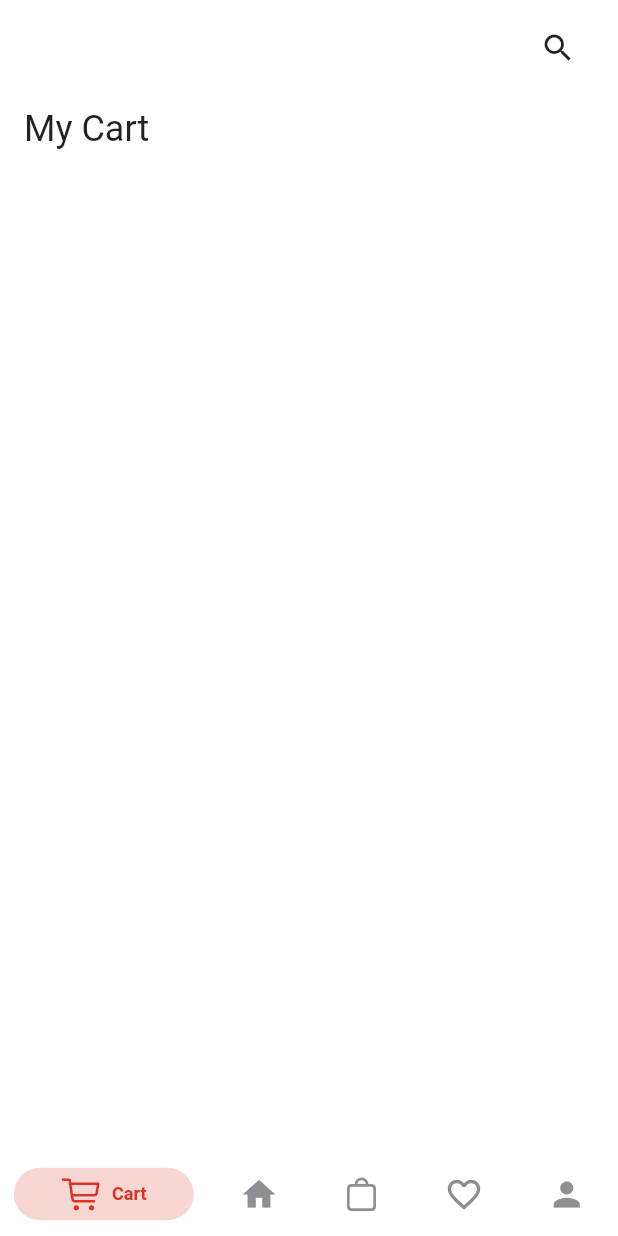
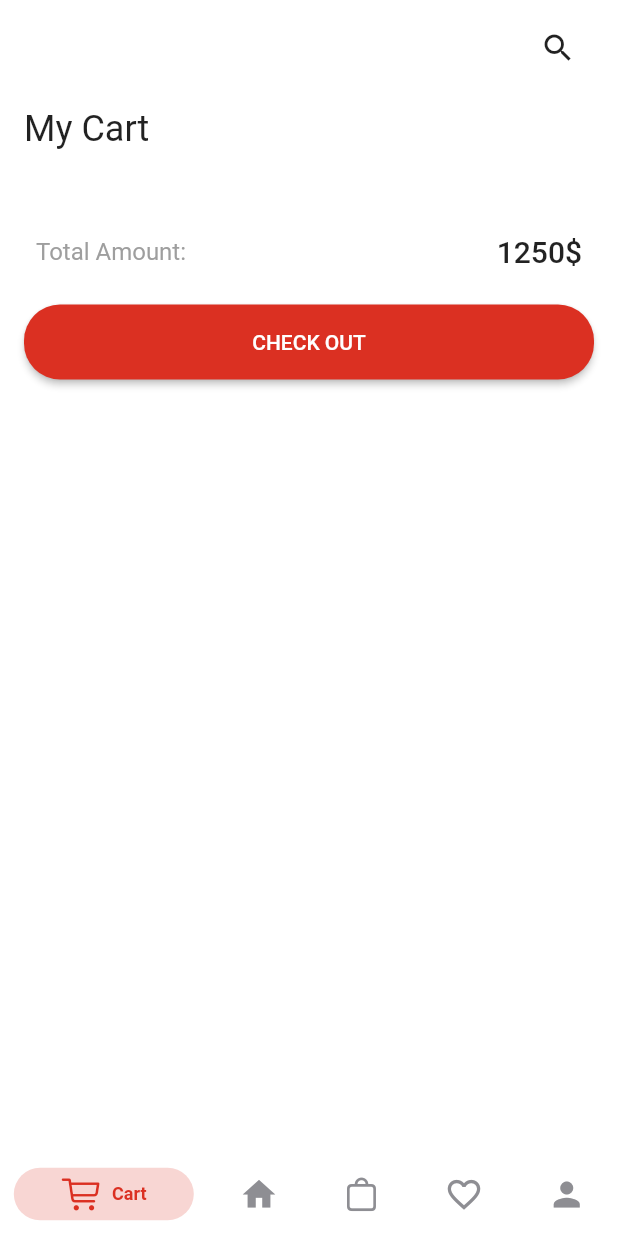
Before and after one commit to tareksmart/tE-Commerce, a Flutter app: the screen it shows once a user with an empty profile is signed in, on a phone screen of 412 x 824 dp. Run offline on Flutter 3.47's test engine with Material 2 defaults, Android fonts, the phone set to English and light mode, and no system bars; drawn by our look-alikes of persistent_bottom_nav_bar_v2; our stand-ins replace cloud_firestore, firebase_auth, firebase_core, flutter_rating_bar; accounts and stored records are empty.

Commit message:
check out button

```diff
--- a/lib/views/pages/cart_page.dart
+++ b/lib/views/pages/cart_page.dart
@@ -1,6 +1,7 @@
 import 'package:ecommerce/models/addToCartModel.dart';
 import 'package:ecommerce/services/database_controller.dart';
 import 'package:ecommerce/views/widgets/card_list_item.dart';
+import 'package:ecommerce/views/widgets/main_button.dart';
 import 'package:flutter/material.dart';
 import 'package:provider/provider.dart';
 
@@ -9,16 +10,17 @@ class CartPage extends StatelessWidget {
 
   @override
   Widget build(BuildContext context) {
-    final database=Provider.of<Database>(context);
+    final database = Provider.of<Database>(context);
     return SafeArea(
       child: StreamBuilder<List<AddToCartModel>>(
         stream: database.myProductsCart(),
-        builder: (context,snapShot){
-          if(snapShot.connectionState==ConnectionState.active){
-            final cartItems=snapShot.data;
+        builder: (context, snapShot) {
+          if (snapShot.connectionState == ConnectionState.active) {
+            final cartItems = snapShot.data;
             return SingleChildScrollView(
               child: Padding(
-                padding: const EdgeInsets.symmetric(horizontal: 16.0, vertical: 8),
+                padding:
+                    const EdgeInsets.symmetric(horizontal: 16.0, vertical: 8),
                 child: Column(
                   crossAxisAlignment: CrossAxisAlignment.start,
                   children: [
@@ -26,7 +28,8 @@ class CartPage extends StatelessWidget {
                       mainAxisAlignment: MainAxisAlignment.spaceBetween,
                       children: [
                         const SizedBox.shrink(),
-                        IconButton(onPressed: () {}, icon: const Icon(Icons.search)),
+                        IconButton(
+                            onPressed: () {}, icon: const Icon(Icons.search)),
                       ],
                     ),
                     const SizedBox(
@@ -36,28 +39,66 @@ class CartPage extends StatelessWidget {
                       'My Cart',
                       style: Theme.of(context).textTheme.headline5,
                     ),
-                   const SizedBox(height: 16,),
-                    if(cartItems==null&&cartItems!.isEmpty)
-                      const Center(child: Text('no items available'),) ,
-                    const SizedBox(height: 8,),
+                    const SizedBox(
+                      height: 16,
+                    ),
+                    if (cartItems == null && cartItems!.isEmpty)
+                      const Center(
+                        child: Text('no items available'),
+                      ),
+                    const SizedBox(
+                      height: 8,
+                    ),
                     ListView.builder(
-                      shrinkWrap: true,
+                        shrinkWrap: true,
                         physics: NeverScrollableScrollPhysics(),
                         itemCount: cartItems!.length,
                         itemBuilder: (context, int index) {
                           return CartListItem(cartItem: cartItems[index]);
-                        })
+                        }),
+                    const SizedBox(
+                      height: 16,
+                    ),
+                    Padding(
+                      padding: const EdgeInsets.symmetric(
+                          horizontal: 8.0, vertical: 16),
+                      child: Row(
+                        mainAxisAlignment: MainAxisAlignment.spaceBetween,
+                        children: [
+                          Text(
+                            'Total Amount:',
+                            style: Theme.of(context)
+                                .textTheme
+                                .subtitle1!
+                                .copyWith(color: Colors.grey),
+                          ),
+                          Text(
+                            '1250\$',
+                            style: Theme.of(context).textTheme.headline6,
+                          ),
+                        ],
+                      ),
+                    ),
+                    const SizedBox(
+                      height: 8,
+                    ),
+                    MainButton(
+                        onTap: () {},
+                        text: 'CHECK OUT',
+                        hasCircularBorder: true),
+                    const SizedBox(
+                      height: 32,
+                    )
                   ],
                 ),
               ),
             );
+          } else {
+            return const Center(
+              child: CircularProgressIndicator(),
+            );
           }
-          else {
-            return  const Center(child: CircularProgressIndicator(),);
-          }
-
         },
-
       ),
     );
   }
```
Also changed, not shown: lib/views/widgets/card_list_item.dart (+49 -10 lines).
